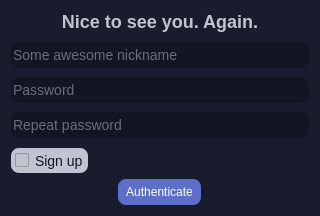
ftelnov/qtChatClient, file authdialog.ui: the form before one commit.
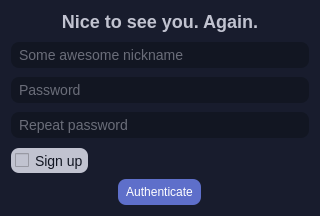
The form after the commit. Icons and pictures are not drawn.

```diff
--- a/authdialog.ui
+++ b/authdialog.ui
@@ -81,6 +81,7 @@
         <string notr="true">background: rgb(18, 22, 34);
 border-radius: 8px;
 color: #C1C3D0;
+padding-left: 6px;
 font: 9pt &quot;Liberation Serif&quot;;
 font-size: 14px;
 margin-top: 4px;</string>
@@ -101,6 +102,7 @@
        <property name="styleSheet">
         <string notr="true">background: rgb(18, 22, 34);
 border-radius: 8px;
+padding-left: 6px;
 color: #C1C3D0;
 font: 9pt &quot;Liberation Serif&quot;;
 font-size: 14px;
@@ -128,7 +130,8 @@
 color: #C1C3D0;
 font: 9pt &quot;Liberation Serif&quot;;
 font-size: 14px;
-margin-top: 4px;</string>
+margin-top: 4px;
+padding-left: 6px;</string>
        </property>
        <property name="echoMode">
         <enum>QLineEdit::Password</enum>
```
